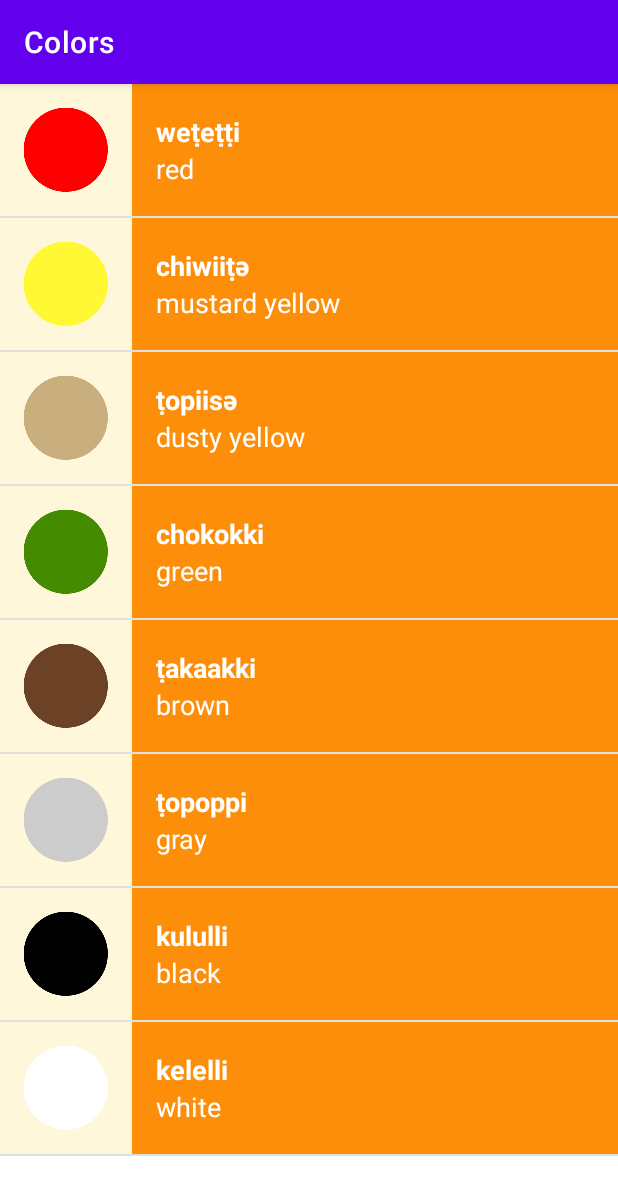
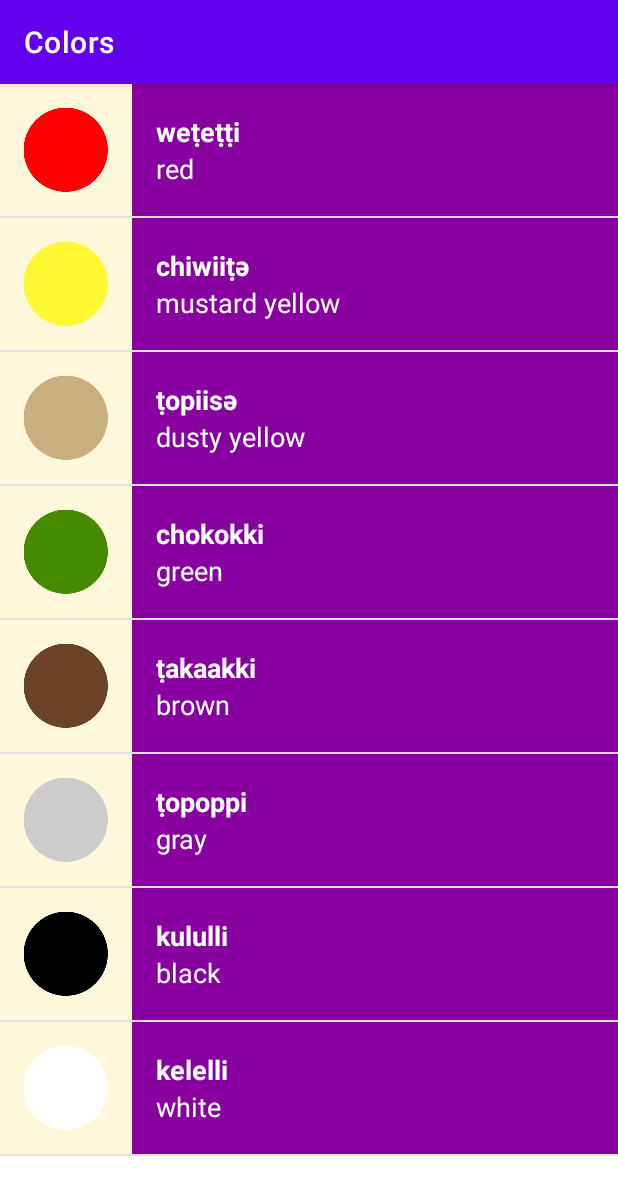
Before and after one commit to Sanjeev85/Miwok, an Android app: the Colors screen opened directly, with no data from a screen before it, on a phone screen of 412 x 824 dp. Shown: the top 1195 px of the screen. Run offline under Robolectric (Android 15) with nearby library versions, the phone set to English and light mode, and no system bars.

Commit message:
Dynamically change background using word Adapter

```diff
--- a/app/src/main/java/com/example/miwok/Colors.java
+++ b/app/src/main/java/com/example/miwok/Colors.java
@@ -24,7 +24,7 @@ public class Colors extends AppCompatActivity {
         words.add(new Word("black", "kululli", R.drawable.color_black));
         words.add(new Word("white", "kelelli", R.drawable.color_white));
 
-        WordAdapter ColorAdapter = new WordAdapter (this, words);
+        WordAdapter ColorAdapter = new WordAdapter (this, R.color.category_colors, words);
 
         ListView listView = (ListView) findViewById(R.id.list);
 
--- a/app/src/main/java/com/example/miwok/Family_Members.java
+++ b/app/src/main/java/com/example/miwok/Family_Members.java
@@ -27,7 +27,7 @@ public class Family_Members extends AppCompatActivity {
         words.add(new Word("grandfather", "paapa", R.drawable.family_grandfather));
 
 
-        WordAdapter FamilyAdapter = new WordAdapter (this, words);
+        WordAdapter FamilyAdapter = new WordAdapter (this, R.color.category_family, words);
 
         ListView listView = (ListView) findViewById(R.id.list);
 
--- a/app/src/main/java/com/example/miwok/Numbers.java
+++ b/app/src/main/java/com/example/miwok/Numbers.java
@@ -62,7 +62,7 @@ public class Numbers extends AppCompatActivity {
         }*/
 
         /* Array Adapter use for recycling view*/
-        WordAdapter itemsAdapter = new WordAdapter(this, words);
+        WordAdapter itemsAdapter = new WordAdapter(this, R.color.category_numbers, words);
 
         ListView listView = (ListView) findViewById(R.id.list);
 
--- a/app/src/main/java/com/example/miwok/Phrases.java
+++ b/app/src/main/java/com/example/miwok/Phrases.java
@@ -26,7 +26,7 @@ public class Phrases extends AppCompatActivity {
         words.add(new Word("Let's go.","yoowutis"));
         words.add(new Word("Come here.","enni'nem"));
 
-        WordAdapter PhrasesAdapter = new WordAdapter (this, words);
+        WordAdapter PhrasesAdapter = new WordAdapter (this, R.color.category_phrases, words);
 
         ListView listView = (ListView) findViewById(R.id.list);
 
--- a/app/src/main/java/com/example/miwok/WordAdapter.java
+++ b/app/src/main/java/com/example/miwok/WordAdapter.java
@@ -10,15 +10,21 @@ import android.widget.TextView;
 
 import androidx.annotation.NonNull;
 import androidx.annotation.Nullable;
+import androidx.core.content.ContextCompat;
 
 import java.util.ArrayList;
 
 public class WordAdapter extends ArrayAdapter<Word> {
 
+    private int mColorResourceId;
+
     public WordAdapter(Activity context, ArrayList<Word> list) {
         super(context, 0, list);
     }
-
+    public WordAdapter(Activity context, int colorId, ArrayList<Word> List) {
+        super(context, 0, List);
+        this.mColorResourceId = colorId;
+    }
 
     @NonNull
     @Override
@@ -48,7 +54,11 @@ public class WordAdapter extends ArrayAdapter<Word> {
             // Otherwise hide the ImageView (set visibility to GONE)
             imageView.setVisibility(View.GONE);
         }
-
+        // Set the theme color for the list item
+        View textContainer = listItemView.findViewById(R.id.text_container);
+        // Find the color that the resource ID maps to
+        int color = ContextCompat.getColor(getContext(), mColorResourceId);
+        textContainer.setBackgroundColor(color);
         // Return the whole list item layout (containing 2 TextViews) so that it can be shown in
         // the ListView.
         return listItemView;
--- a/app/src/main/res/layout/list_item.xml
+++ b/app/src/main/res/layout/list_item.xml
@@ -16,7 +16,6 @@
         android:id="@+id/text_container"
         android:layout_width="match_parent"
         android:layout_height="match_parent"
-        android:background="@color/category_numbers"
         android:orientation="vertical"
         android:paddingLeft="16dp">
 
```
